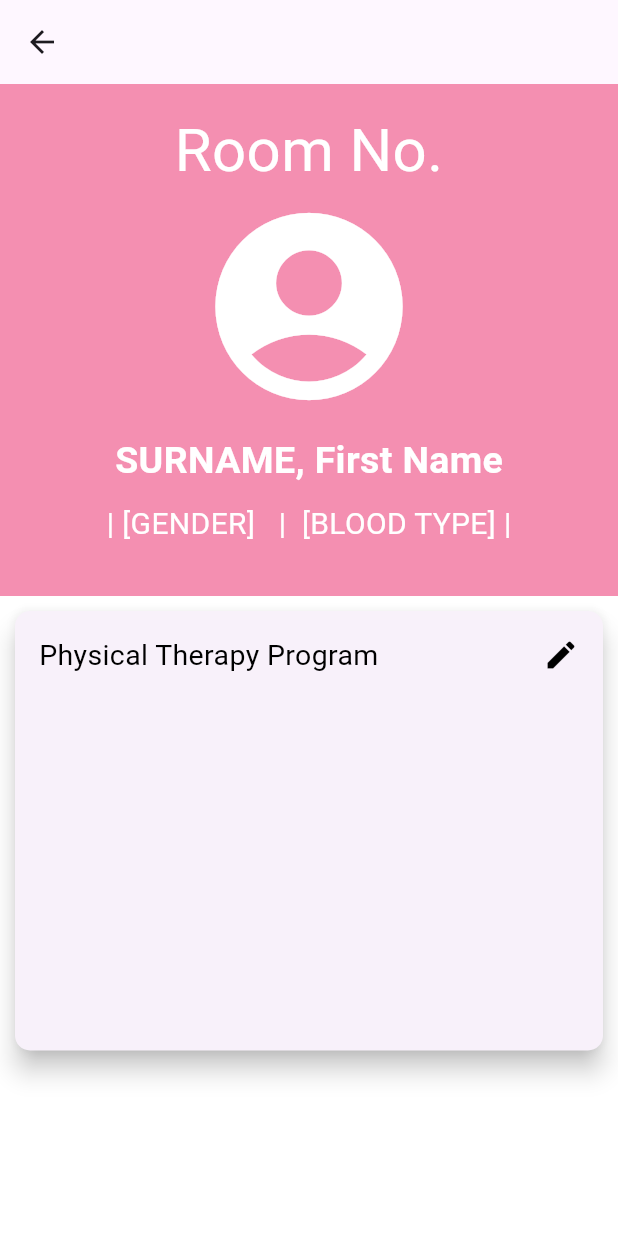
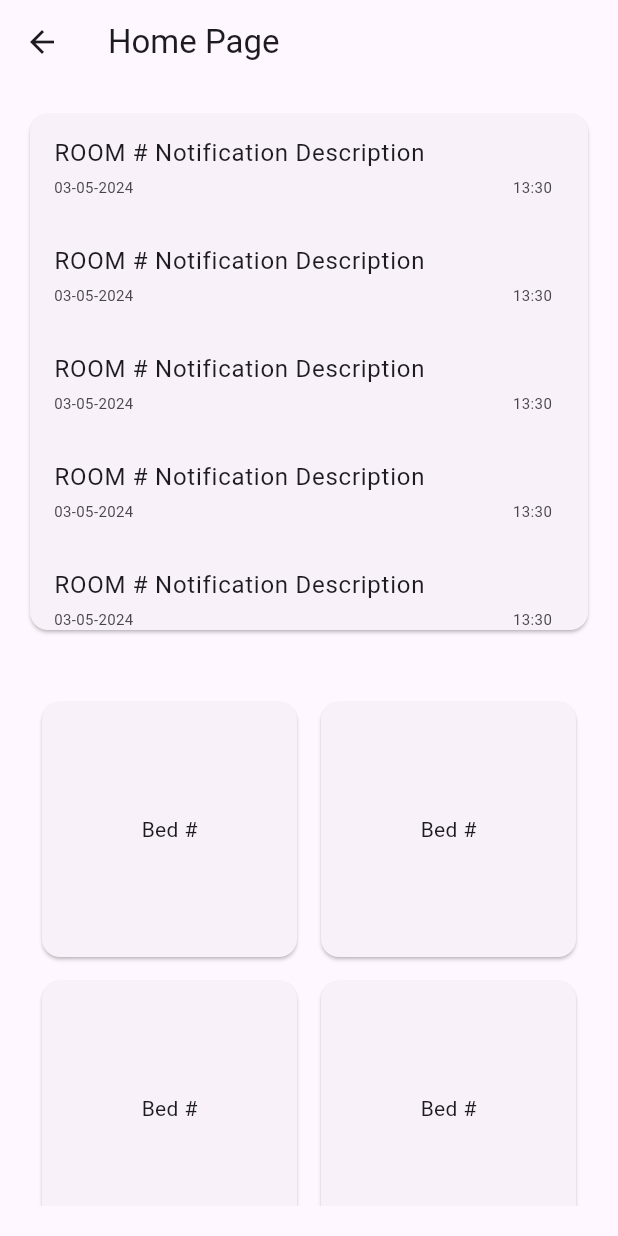
Before and after one commit to CSE396-Group10-2024/PAES-MOBILE-APPLICATION, a Flutter app: the screen it shows after launch, after a tap on "Login", on a phone screen of 412 x 824 dp. Run offline on Flutter 3.47's test engine with Material 3 defaults, Android fonts, the phone set to English and light mode, and no system bars.

Commit message:
created home page

```diff
--- a/lib/exercise_card.dart
+++ b/lib/exercise_card.dart
@@ -12,15 +12,13 @@ class ExerciseCard extends StatelessWidget {
         borderRadius: BorderRadius.circular(10),
       ),
       child: Padding(
-        padding: const EdgeInsets.only(
-          left: 16.0,
-          top: 16,
-          bottom: 250,
-          right: 16,
-        ),
-        child: Row(
+        padding: const EdgeInsets.all(16.0),
+        child: Column(
+          crossAxisAlignment: CrossAxisAlignment.start,
+          children: <Widget>[
+            Row(
               mainAxisAlignment: MainAxisAlignment.spaceBetween,
-          children: <Widget>[
+              children: [
                 Expanded(
                   child: Text(
                     "Physical Therapy Program",
@@ -33,6 +31,19 @@ class ExerciseCard extends StatelessWidget {
                 ),
               ],
             ),
+            SizedBox(height: 10), // Add some space between text and progress bar
+            Text(
+              "Today's Progress",
+              style: TextStyle(fontSize: 16, color: Colors.grey[700]),
+            ),
+            SizedBox(height: 10), // Add some space between text and progress bar
+            LinearProgressIndicator(
+              value: 0.5, // Set the progress value here (between 0.0 and 1.0)
+              backgroundColor: Colors.grey[300],
+              valueColor: AlwaysStoppedAnimation<Color>(Colors.blue),
+            ),
+          ],
+        ),
       ),
     );
   }
--- /dev/null
+++ b/lib/home_page.dart
@@ -0,0 +1,99 @@
+import 'package:flutter/material.dart';
+import 'notification_page.dart';
+import 'patientProfile_page.dart';
+
+class HomePage extends StatelessWidget {
+  @override
+  Widget build(BuildContext context) {
+    return Scaffold(
+      appBar: AppBar(
+        title: Text('Home Page'),
+      ),
+      body: Column(
+        children: [
+          Expanded(
+            flex: 5,
+            child: NotificationCard(),
+          ),
+          Expanded(
+            flex: 5,
+            child: Padding(
+              padding: EdgeInsets.all(20),
+              child: GridView.count(
+                crossAxisCount: 2,
+                children: [
+                  GridItem(title: 'Bed #', destinationPage: PatientProfile()),
+                  GridItem(title: 'Bed #', destinationPage: PatientProfile()),
+                  GridItem(title: 'Bed #', destinationPage: PatientProfile()),
+                  GridItem(title: 'Bed #', destinationPage: PatientProfile()),
+                  GridItem(title: 'Profile', destinationPage: PatientProfile()),
+                  GridItem(title: 'Profile', destinationPage: PatientProfile()),
+                ],
+              ),
+            ),
+          ),
+        ],
+      ),
+    );
+  }
+}
+
+class NotificationCard extends StatelessWidget {
+  @override
+  Widget build(BuildContext context) {
+    return GestureDetector(
+      onTap: () {
+        Navigator.push(
+          context,
+          MaterialPageRoute(builder: (context) => NotificationPage()),
+        );
+      },
+      child: Card(
+        margin: EdgeInsets.all(20),
+        child: SingleChildScrollView(
+          child: Column(
+            children: List.generate(15, (index) {
+              return ListTile(
+                title: Text('ROOM # Notification Description'),
+                subtitle: Row(
+                  mainAxisAlignment: MainAxisAlignment.spaceBetween,
+                  children: [
+                    Text('03-05-2024', style: TextStyle(fontSize: 10)),
+                    Text('13:30', style: TextStyle(fontSize: 10)),
+                  ],
+                ),
+              );
+            }).toList(),
+          ),
+        ),
+      ),
+    );
+  }
+}
+
+
+
+class GridItem extends StatelessWidget {
+  final String title;
+  final Widget destinationPage;
+
+  const GridItem({required this.title, required this.destinationPage});
+
+  @override
+  Widget build(BuildContext context) {
+    return GestureDetector(
+      onTap: () {
+        Navigator.push(
+          context,
+          MaterialPageRoute(builder: (context) => destinationPage),
+        );
+      },
+      child: Card(
+        margin: EdgeInsets.all(8),
+        child: Center(
+          child: Text(title),
+        ),
+      ),
+    );
+  }
+}
--- a/lib/login_page.dart
+++ b/lib/login_page.dart
@@ -2,6 +2,7 @@ import 'package:flutter/material.dart';
 import 'signup_page.dart';
 import 'notification_page.dart';
 import 'patientProfile_page.dart';
+import 'home_page.dart';
 
 class LoginPage extends StatefulWidget {
   @override
@@ -83,7 +84,7 @@ class _LoginPageState extends State<LoginPage> {
 
         Navigator.push(
           context,
-          MaterialPageRoute(builder: (context) => PatientProfile()),
+          MaterialPageRoute(builder: (context) => HomePage()),
         );
       },
       child: const SizedBox(
--- a/lib/patientProfile_page.dart
+++ b/lib/patientProfile_page.dart
@@ -25,7 +25,7 @@ class PatientProfile extends StatelessWidget {
                             Align(
                               alignment: Alignment.center,
                               child: Text(
-                                "Room No.",
+                                "Bed No.",
                                 textAlign: TextAlign.center,
                                 style: TextStyle(fontSize: 40, color: Colors.white),
                               ),
```
Also changed, not shown: lib/signup_page.dart (+3 -29 lines). Lines whose indentation alone changed are shown as unchanged.
